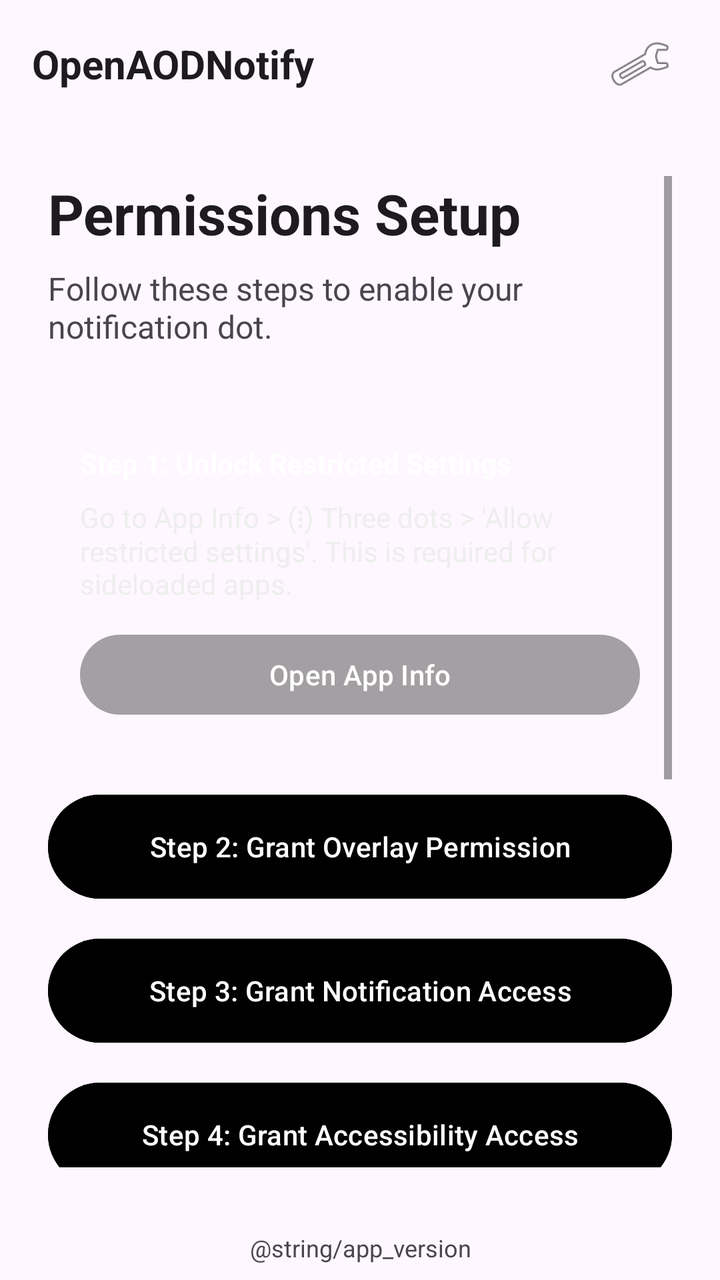
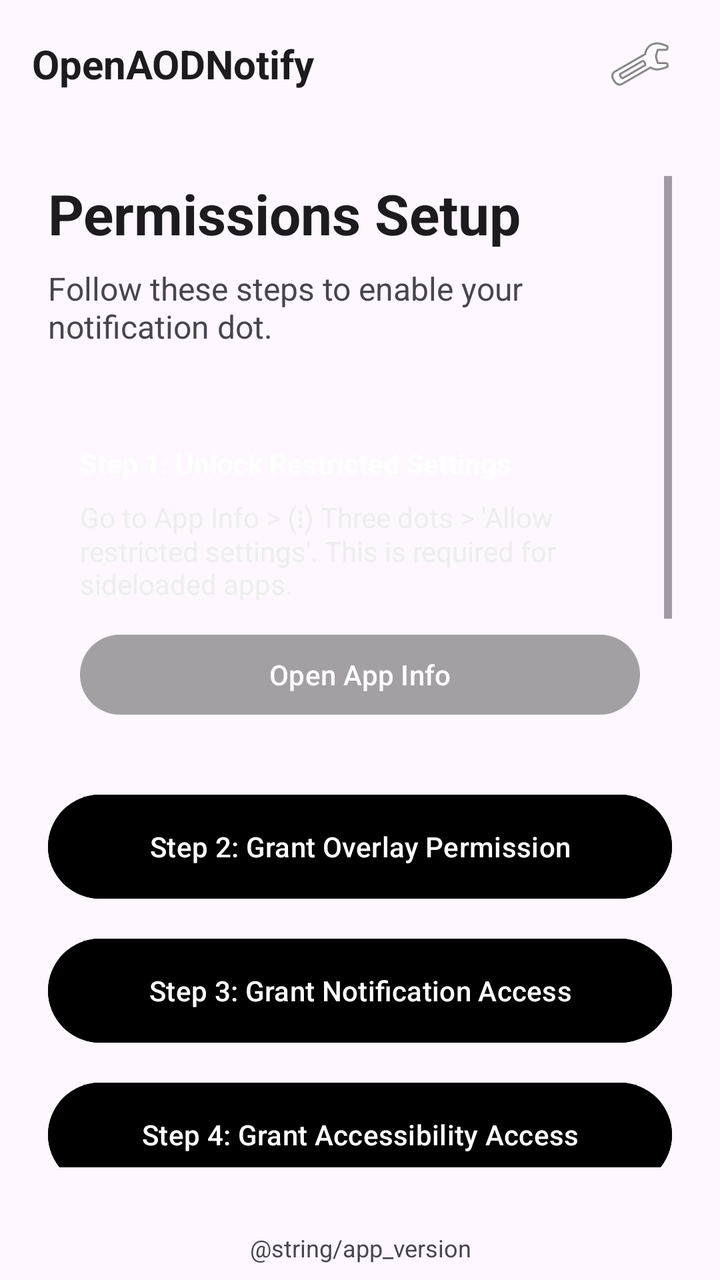

Screens rendered from an Android XML layout before and after an edit, with the pre-edit source and the edit as a unified diff.
<!-- AndroidManifest.xml: activity theme Theme.OpenAODNotify -->
<!-- res/layout/activity_main.xml -->
<?xml version="1.0" encoding="utf-8"?>
<RelativeLayout xmlns:android="http://schemas.android.com/apk/res/android"
    android:layout_width="match_parent"
    android:layout_height="match_parent"
    android:fitsSystemWindows="true"
    android:background="?android:attr/windowBackground">

    <androidx.appcompat.widget.Toolbar
        android:id="@+id/toolbar"
        android:layout_width="match_parent"
        android:layout_height="wrap_content"
        android:minHeight="?attr/actionBarSize"
        android:background="?attr/colorSurface"
        android:elevation="4dp">

        <RelativeLayout
            android:layout_width="match_parent"
            android:layout_height="?attr/actionBarSize">
            <TextView
                android:layout_width="wrap_content"
                android:layout_height="wrap_content"
                android:layout_centerVertical="true"
                android:text="OpenAODNotify"
                android:textColor="?attr/colorOnSurface"
                android:textSize="20sp"
                android:textStyle="bold" />

            <ImageButton
                android:id="@+id/btnSettings"
                android:layout_width="48dp"
                android:layout_height="48dp"
                android:layout_alignParentEnd="true"
                android:layout_centerVertical="true"
                android:layout_marginEnd="16dp"
                android:background="?attr/selectableItemBackgroundBorderless"
                android:src="@android:drawable/ic_menu_preferences"
                android:contentDescription="Settings" />
        </RelativeLayout>
    </androidx.appcompat.widget.Toolbar>

    <ScrollView
        android:id="@+id/mainScrollView"
        android:layout_width="match_parent"
        android:layout_height="match_parent"
        android:layout_below="@id/toolbar"
        android:layout_above="@+id/tvVersion"
        android:padding="24dp">

        <LinearLayout
            android:layout_width="match_parent"
            android:layout_height="wrap_content"
            android:orientation="vertical">

            <TextView
                android:layout_width="wrap_content"
                android:layout_height="wrap_content"
                android:text="Permissions Setup"
                android:textColor="?android:attr/textColorPrimary"
                android:textSize="28sp"
                android:textStyle="bold"
                android:layout_marginBottom="8dp"/>

            <TextView
                android:layout_width="wrap_content"
                android:layout_height="wrap_content"
                android:text="Follow these steps to enable your notification dot."
                android:textColor="?android:attr/textColorSecondary"
                android:textSize="16sp"
                android:layout_marginBottom="32dp"/>

            
            <LinearLayout
                android:layout_width="match_parent"
                android:layout_height="wrap_content"
                android:orientation="vertical"
                android:background="?attr/colorStep1"
                android:padding="16dp"
                android:layout_marginBottom="16dp">

                <TextView
                    android:layout_width="wrap_content"
                    android:layout_height="wrap_content"
                    android:text="Step 1: Unlock Restricted Settings"
                    android:textColor="#FFFFFF"
                    android:textStyle="bold" />

                <TextView
                    android:layout_width="wrap_content"
                    android:layout_height="wrap_content"
                    android:text="Go to App Info > (⋮) Three dots > 'Allow restricted settings'. This is required for sideloaded apps."
                    android:textColor="#EEEEEE"
                    android:layout_marginTop="8dp" />

                <Button
                    android:id="@+id/btnAppInfo"
                    android:layout_width="match_parent"
                    android:layout_height="wrap_content"
                    android:layout_marginTop="12dp"
                    android:text="Open App Info"
                    android:backgroundTint="#33000000"
                    android:textColor="#FFFFFF"
                    style="@style/Widget.Material3.Button.TextButton"/>
            </LinearLayout>

            
            <Button
                android:id="@+id/btnOverlay"
                android:layout_width="match_parent"
                android:layout_height="60dp"
                android:text="Step 2: Grant Overlay Permission"
                android:backgroundTint="?attr/colorStep2"
                android:layout_marginBottom="12dp"/>

            
            <Button
                android:id="@+id/btnNotify"
                android:layout_width="match_parent"
                android:layout_height="60dp"
                android:text="Step 3: Grant Notification Access"
                android:backgroundTint="?attr/colorStep3"
                android:layout_marginBottom="12dp"/>

            
            <Button
                android:id="@+id/btnAccessibility"
                android:layout_width="match_parent"
                android:layout_height="60dp"
                android:text="Step 4: Grant Accessibility Access"
                android:backgroundTint="?attr/colorStep4"
                android:layout_marginBottom="12dp"/>

            
            <Button
                android:id="@+id/btnBattery"
                android:layout_width="match_parent"
                android:layout_height="60dp"
                android:text="Step 5: Ignore Battery Optimization"
                android:backgroundTint="?attr/colorStep5"
                android:layout_marginBottom="24dp"/>

            
            <LinearLayout
                android:id="@+id/layoutDebugTools"
                android:layout_width="match_parent"
                android:layout_height="wrap_content"
                android:orientation="vertical">

                <View
                    android:layout_width="match_parent"
                    android:layout_height="1dp"
                    android:background="?android:attr/listDivider"
                    android:layout_marginBottom="24dp"/>

                <TextView
                    android:layout_width="wrap_content"
                    android:layout_height="wrap_content"
                    android:text="Testing &amp; Support"
                    android:textColor="?android:attr/textColorPrimary"
                    android:textSize="20sp"
                    android:textStyle="bold"
                    android:layout_marginBottom="8dp"/>

                <Button
                    android:id="@+id/btnTestOverlay"
                    android:layout_width="match_parent"
                    android:layout_height="60dp"
                    android:text="Test AOD Breathing"
                    android:layout_marginBottom="12dp"
                    android:backgroundTint="?attr/colorError"/>

                <Button
                    android:id="@+id/btnReset"
                    android:layout_width="match_parent"
                    android:layout_height="60dp"
                    android:text="Reset &amp; Initialize"
                    android:layout_marginBottom="12dp"
                    android:backgroundTint="?attr/colorTertiary"/>

                <Button
                    android:id="@+id/btnExportLogs"
                    android:layout_width="match_parent"
                    android:layout_height="60dp"
                    android:text="Export Debug Logs"
                    android:backgroundTint="?attr/colorSecondary"/>
            </LinearLayout>

        </LinearLayout>
    </ScrollView>

    <TextView
        android:id="@+id/tvVersion"
        android:layout_width="match_parent"
        android:layout_height="wrap_content"
        android:layout_alignParentBottom="true"
        android:padding="8dp"
        android:gravity="center"
        android:textColor="?android:attr/textColorTertiary"
        android:textSize="12sp"
        android:text="@string/app_version" />

</RelativeLayout>
<!-- resources referenced by this layout -->
<resources>
  <style name="Theme.OpenAODNotify" parent="Theme.Material3.DayNight.NoActionBar">
          <item name="colorPrimary">@color/purple_500</item>
          <item name="colorSecondary">@color/teal_200</item>
          <item name="android:statusBarColor">?attr/colorSurface</item>
          <item name="android:windowLightStatusBar" tools:targetApi="m">true</item>
      </style>
  <color name="purple_500">#FF6200EE</color>
  <color name="teal_200">#FF03DAC5</color>
</resources>

<!-- the commit's change to res/layout/activity_main.xml (unified diff, before → after) -->
@@ -168,6 +168,18 @@
                     android:layout_marginBottom="12dp"
                     android:backgroundTint="?attr/colorError"/>
 
+                
+                <include layout="@layout/stepper_field" android:id="@+id/stepperBreathingFps"/>
+
+                <Button
+                    android:id="@+id/btnApplyBreathingFps"
+                    android:layout_width="match_parent"
+                    android:layout_height="60dp"
+                    android:text="Apply FPS Target &amp; Reset Overlay"
+                    android:layout_marginTop="12dp"
+                    android:layout_marginBottom="12dp"
+                    android:backgroundTint="?attr/colorStep4"/>
+
                 <Button
                     android:id="@+id/btnReset"
                     android:layout_width="match_parent"
@@ -182,6 +194,41 @@
                     android:layout_height="60dp"
                     android:text="Export Debug Logs"
                     android:backgroundTint="?attr/colorSecondary"/>
+
+                
+                <View
+                    android:layout_width="match_parent"
+                    android:layout_height="1dp"
+                    android:background="?android:attr/listDivider"
+                    android:layout_marginTop="24dp"
+                    android:layout_marginBottom="16dp"/>
+
+                <TextView
+                    android:layout_width="wrap_content"
+                    android:layout_height="wrap_content"
+                    android:text="Overlay Visible Time (Last 7 Days)"
+                    android:textColor="?android:attr/textColorPrimary"
+                    android:textSize="20sp"
+                    android:textStyle="bold"
+                    android:layout_marginBottom="4dp"/>
+
+                <TextView
+                    android:layout_width="wrap_content"
+                    android:layout_height="wrap_content"
+                    android:text="Cumulative time the overlay window was actually visible (screen wake), per day. Persisted across resets/restarts."
+                    android:textColor="?android:attr/textColorSecondary"
+                    android:textSize="13sp"
+                    android:layout_marginBottom="8dp"/>
+
+                <TextView
+                    android:id="@+id/tvOverlayTelemetry"
+                    android:layout_width="match_parent"
+                    android:layout_height="wrap_content"
+                    android:fontFamily="monospace"
+                    android:textColor="?android:attr/textColorPrimary"
+                    android:textSize="14sp"
+                    android:text="Loading..."
+                    android:layout_marginBottom="12dp"/>
             </LinearLayout>
 
         </LinearLayout>
@@ -199,3 +246,50 @@
         android:text="@string/app_version" />
 
 </RelativeLayout>
+<!-- res/layout/stepper_field.xml (included above) -->
+<?xml version="1.0" encoding="utf-8"?>
+<LinearLayout xmlns:android="http://schemas.android.com/apk/res/android"
+    android:layout_width="match_parent"
+    android:layout_height="wrap_content"
+    android:orientation="vertical"
+    android:layout_marginTop="16dp">
+
+    <TextView
+        android:id="@+id/tvLabel"
+        android:layout_width="wrap_content"
+        android:layout_height="wrap_content"
+        android:text="Label"
+        android:textAppearance="@style/TextAppearance.AppCompat.Caption" />
+
+    <LinearLayout
+        android:layout_width="match_parent"
+        android:layout_height="wrap_content"
+        android:orientation="horizontal"
+        android:gravity="center_vertical">
+
+        <ImageButton
+            android:id="@+id/btnMinus"
+            android:layout_width="48dp"
+            android:layout_height="48dp"
+            android:src="@android:drawable/button_onoff_indicator_off"
+            android:background="?attr/selectableItemBackground"
+            android:contentDescription="Decrease" />
+
+        <EditText
+            android:id="@+id/etValue"
+            android:layout_width="0dp"
+            android:layout_height="wrap_content"
+            android:layout_weight="1"
+            android:gravity="center"
+            android:inputType="numberDecimal"
+            android:hint="0" />
+
+        <ImageButton
+            android:id="@+id/btnPlus"
+            android:layout_width="48dp"
+            android:layout_height="48dp"
+            android:src="@android:drawable/button_onoff_indicator_on"
+            android:background="?attr/selectableItemBackground"
+            android:contentDescription="Increase" />
+    </LinearLayout>
+</LinearLayout>
